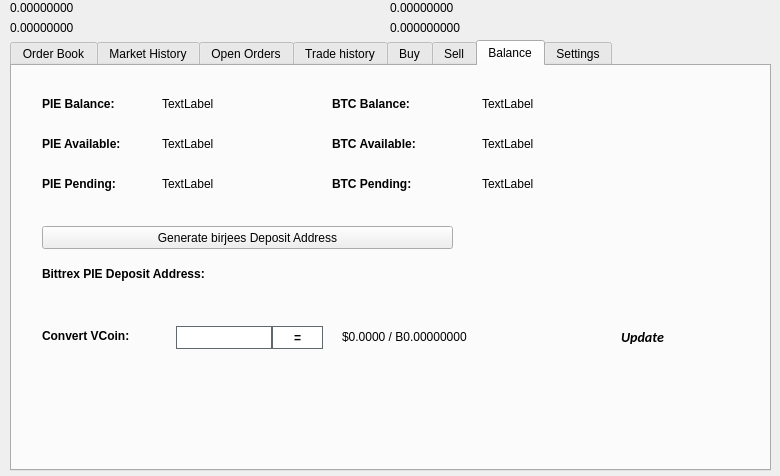
Old version of the form src/qt/forms/tradingdialog.ui in the repository Micenas/rogaverse.
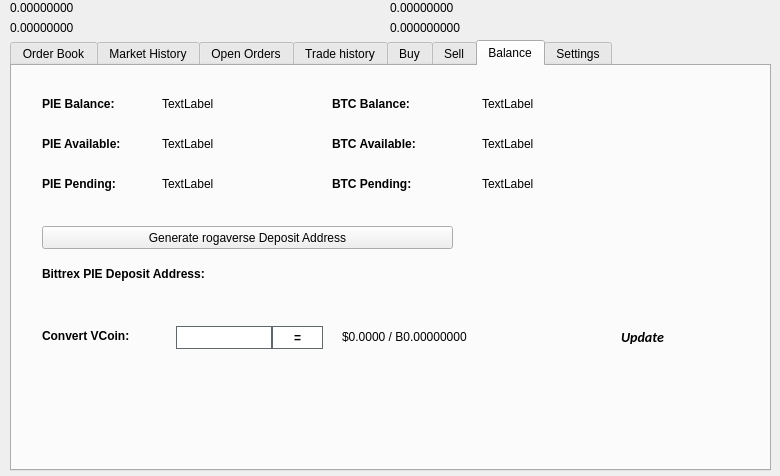
New version of the form. The open tabs and pages were chosen to show the change. Icons and pictures are not drawn.

```diff
--- a/src/qt/forms/tradingdialog.ui
+++ b/src/qt/forms/tradingdialog.ui
@@ -2941,7 +2941,7 @@
       </rect>
      </property>
      <property name="text">
-      <string>Generate birjees Deposit Address</string>
+      <string>Generate rogaverse Deposit Address</string>
      </property>
      <property name="icon">
       <iconset resource="../birjees.qrc">
```
Left out of the diff: 14 changed lines with no effect on the pictures.
